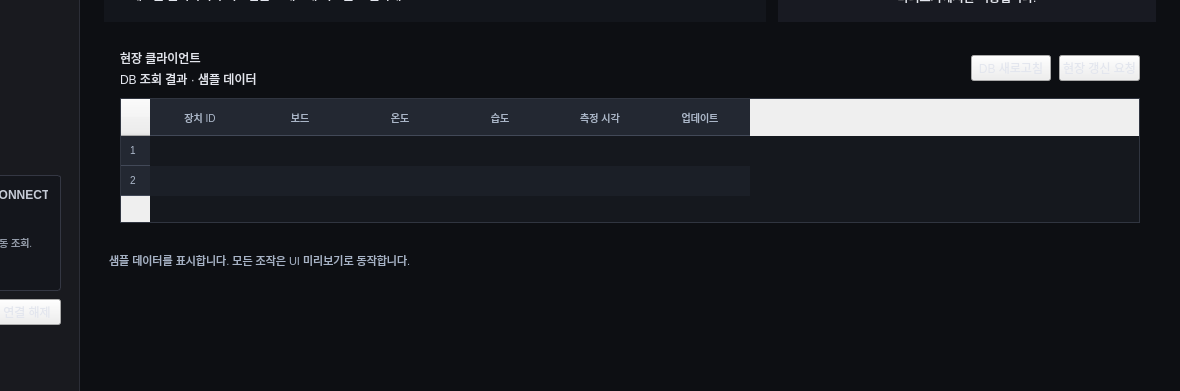
The window that PC/screens/PDashboard.ui (Samana0104/IoTControl) describes before a commit, drawn with Qt 5; both pictures show x 100 to 1280 and y 459 to 850 of the 1280 by 850 pixel window.
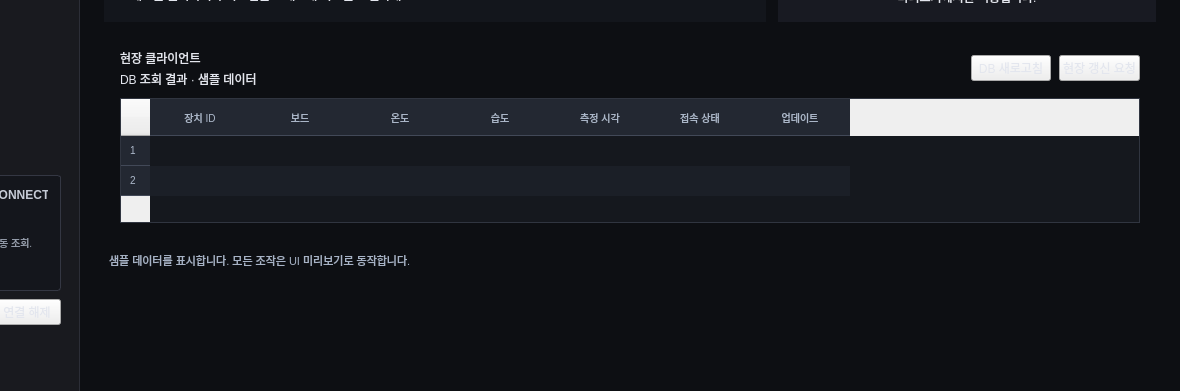
The same window after the commit.

```diff
--- a/PC/screens/PDashboard.ui
+++ b/PC/screens/PDashboard.ui
@@ -1563,7 +1563,7 @@
              <number>2</number>
             </property>
             <property name="columnCount">
-             <number>6</number>
+             <number>7</number>
             </property>
             <column>
              <property name="text">
@@ -1590,6 +1590,11 @@
               <string>측정 시각</string>
              </property>
             </column>
+            <column>
+             <property name="text">
+              <string>접속 상태</string>
+             </property>
+            </column>
             <column>
              <property name="text">
               <string>업데이트</string>
```
